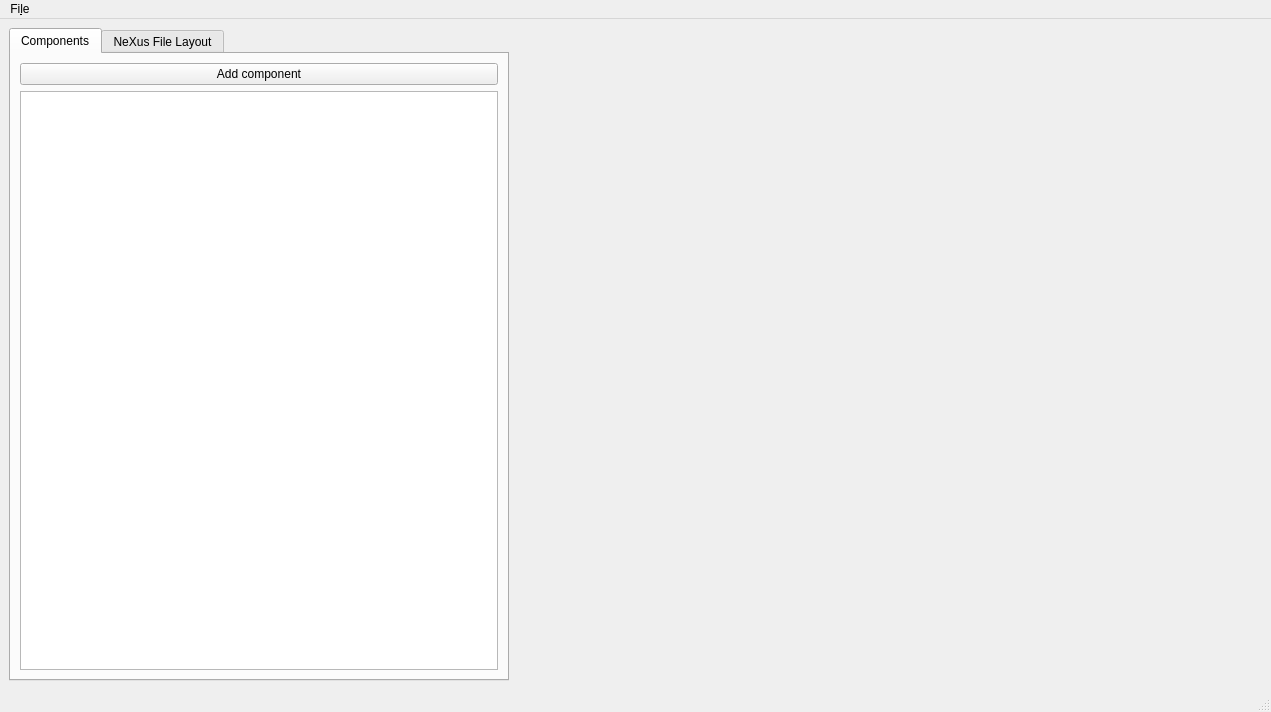
Above: ui/mainwindow.ui from ess-dmsc/nexus-constructor before the change. Below: the same form after it.
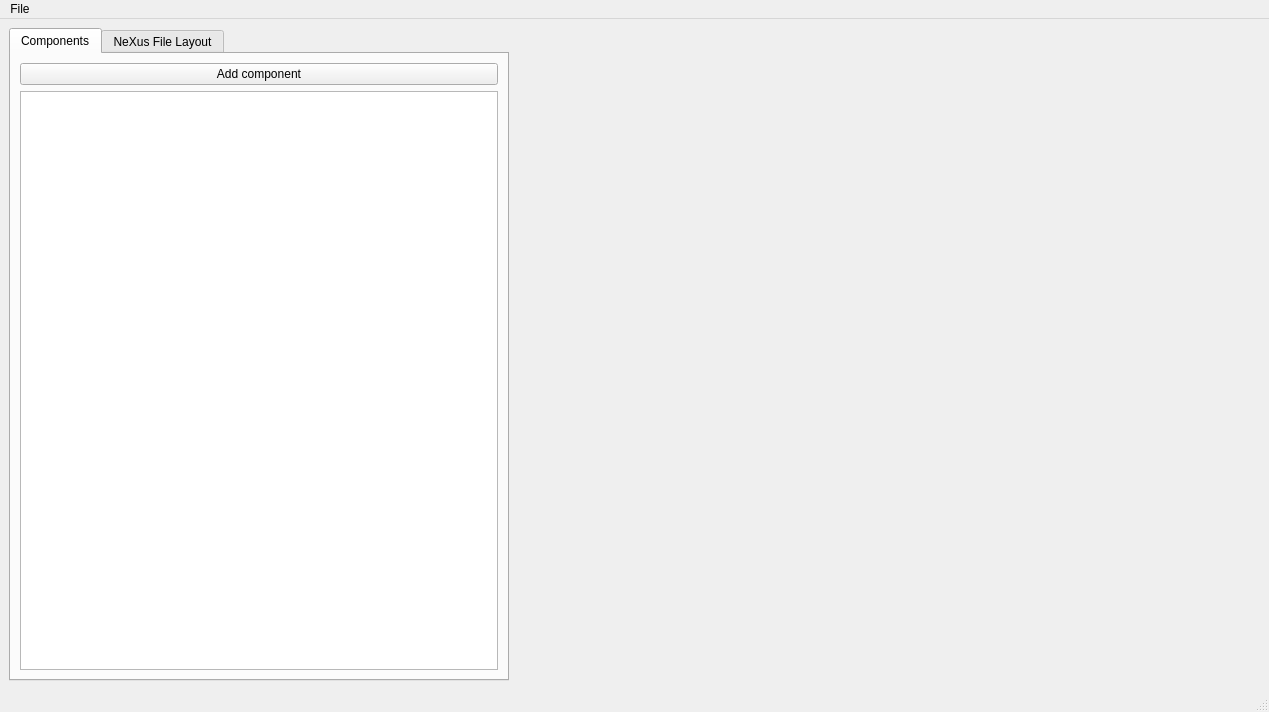
That is the form after the change. Custom widgets are drawn as their Qt base class.

Diff of the .ui file:
```diff
--- a/ui/mainwindow.ui
+++ b/ui/mainwindow.ui
@@ -6,7 +6,7 @@
    <rect>
     <x>0</x>
     <y>0</y>
-    <width>1271</width>
+    <width>1263</width>
     <height>712</height>
    </rect>
   </property>
@@ -89,13 +89,13 @@
     <rect>
      <x>0</x>
      <y>0</y>
-     <width>1271</width>
-     <height>20</height>
+     <width>1263</width>
+     <height>19</height>
     </rect>
    </property>
    <widget class="QMenu" name="menuFile">
     <property name="title">
-     <string>Fi&amp;le</string>
+     <string>File</string>
     </property>
     <addaction name="actionOpen_NeXus_file"/>
     <addaction name="actionExport_to_NeXus_file"/>
```
Left out of the diff: 6 changed lines with no effect on the pictures.
